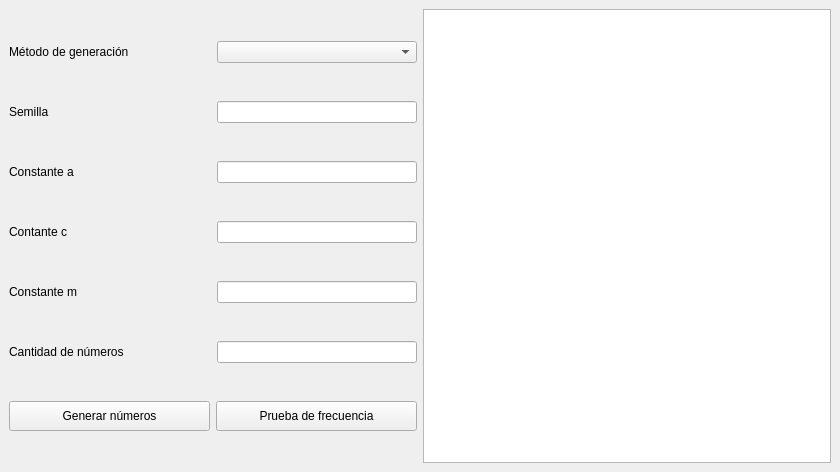
MMariatti/SIM4K4, file generador_numeros/interfaz/ventana_generador_numeros.ui: the form before one commit.
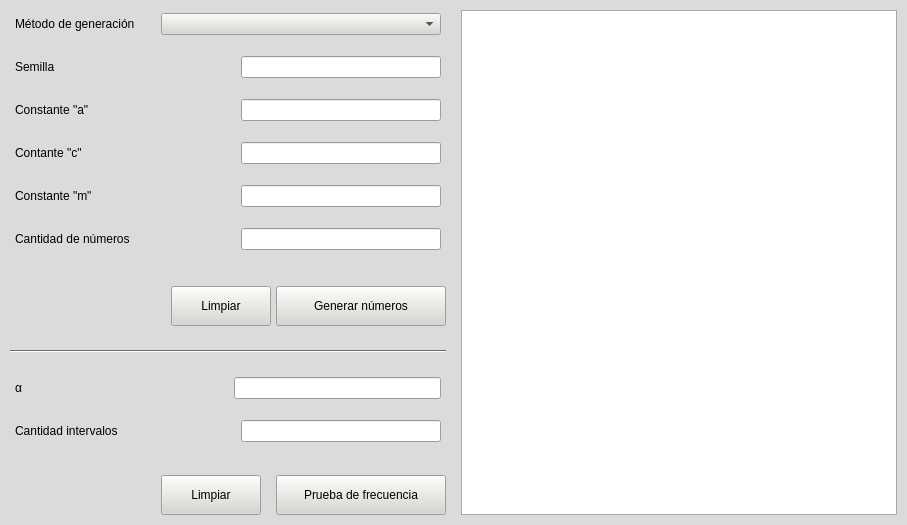
The form after the commit. Icons and pictures are not drawn.

Commit message: Modifico interfaz para agregar elementos del test de chi cuadrado

Diff of the .ui file:
```diff
--- a/generador_numeros/interfaz/ventana_generador_numeros.ui
+++ b/generador_numeros/interfaz/ventana_generador_numeros.ui
@@ -6,23 +6,508 @@
    <rect>
     <x>0</x>
     <y>0</y>
-    <width>840</width>
-    <height>472</height>
+    <width>907</width>
+    <height>479</height>
    </rect>
   </property>
+  <property name="palette">
+   <palette>
+    <active>
+     <colorrole role="WindowText">
+      <brush brushstyle="SolidPattern">
+       <color alpha="255">
+        <red>0</red>
+        <green>0</green>
+        <blue>0</blue>
+       </color>
+      </brush>
+     </colorrole>
+     <colorrole role="Button">
+      <brush brushstyle="SolidPattern">
+       <color alpha="255">
+        <red>211</red>
+        <green>215</green>
+        <blue>207</blue>
+       </color>
+      </brush>
+     </colorrole>
+     <colorrole role="Light">
+      <brush brushstyle="SolidPattern">
+       <color alpha="255">
+        <red>255</red>
+        <green>255</green>
+        <blue>255</blue>
+       </color>
+      </brush>
+     </colorrole>
+     <colorrole role="Midlight">
+      <brush brushstyle="SolidPattern">
+       <color alpha="255">
+        <red>233</red>
+        <green>235</green>
+        <blue>231</blue>
+       </color>
+      </brush>
+     </colorrole>
+     <colorrole role="Dark">
+      <brush brushstyle="SolidPattern">
+       <color alpha="255">
+        <red>105</red>
+        <green>107</green>
+        <blue>103</blue>
+       </color>
+      </brush>
+     </colorrole>
+     <colorrole role="Mid">
+      <brush brushstyle="SolidPattern">
+       <color alpha="255">
+        <red>141</red>
+        <green>143</green>
+        <blue>138</blue>
+       </color>
+      </brush>
+     </colorrole>
+     <colorrole role="Text">
+      <brush brushstyle="SolidPattern">
+       <color alpha="255">
+        <red>0</red>
+        <green>0</green>
+        <blue>0</blue>
+       </color>
+      </brush>
+     </colorrole>
+     <colorrole role="BrightText">
+      <brush brushstyle="SolidPattern">
+       <color alpha="255">
+        <red>255</red>
+        <green>255</green>
+        <blue>255</blue>
+       </color>
+      </brush>
+     </colorrole>
+     <colorrole role="ButtonText">
+      <brush brushstyle="SolidPattern">
+       <color alpha="255">
+        <red>0</red>
+        <green>0</green>
+        <blue>0</blue>
+       </color>
+      </brush>
+     </colorrole>
+     <colorrole role="Base">
+      <brush brushstyle="SolidPattern">
+       <color alpha="255">
+        <red>255</red>
+        <green>255</green>
+        <blue>255</blue>
+       </color>
+      </brush>
+     </colorrole>
+     <colorrole role="Window">
+      <brush brushstyle="SolidPattern">
+       <color alpha="255">
+        <red>219</red>
+        <green>219</green>
+        <blue>219</blue>
+       </color>
+      </brush>
+     </colorrole>
+     <colorrole role="Shadow">
+      <brush brushstyle="SolidPattern">
+       <color alpha="255">
+        <red>0</red>
+        <green>0</green>
+        <blue>0</blue>
+       </color>
+      </brush>
+     </colorrole>
+     <colorrole role="AlternateBase">
+      <brush brushstyle="SolidPattern">
+       <color alpha="255">
+        <red>233</red>
+        <green>235</green>
+        <blue>231</blue>
+       </color>
+      </brush>
+     </colorrole>
+     <colorrole role="ToolTipBase">
+      <brush brushstyle="SolidPattern">
+       <color alpha="255">
+        <red>255</red>
+        <green>255</green>
+        <blue>220</blue>
+       </color>
+      </brush>
+     </colorrole>
+     <colorrole role="ToolTipText">
+      <brush brushstyle="SolidPattern">
+       <color alpha="255">
+        <red>0</red>
+        <green>0</green>
+        <blue>0</blue>
+       </color>
+      </brush>
+     </colorrole>
+     <colorrole role="PlaceholderText">
+      <brush brushstyle="SolidPattern">
+       <color alpha="128">
+        <red>0</red>
+        <green>0</green>
+        <blue>0</blue>
+       </color>
+      </brush>
+     </colorrole>
+    </active>
+    <inactive>
+     <colorrole role="WindowText">
+      <brush brushstyle="SolidPattern">
+       <color alpha="255">
+        <red>0</red>
+        <green>0</green>
+        <blue>0</blue>
+       </color>
+      </brush>
+     </colorrole>
+     <colorrole role="Button">
+      <brush brushstyle="SolidPattern">
+       <color alpha="255">
+        <red>211</red>
+        <green>215</green>
+        <blue>207</blue>
+       </color>
+      </brush>
+     </colorrole>
+     <colorrole role="Light">
+      <brush brushstyle="SolidPattern">
+       <color alpha="255">
+        <red>255</red>
+        <green>255</green>
+        <blue>255</blue>
+       </color>
+      </brush>
+     </colorrole>
+     <colorrole role="Midlight">
+      <brush brushstyle="SolidPattern">
+       <color alpha="255">
+        <red>233</red>
+        <green>235</green>
+        <blue>231</blue>
+       </color>
+      </brush>
+     </colorrole>
+     <colorrole role="Dark">
+      <brush brushstyle="SolidPattern">
+       <color alpha="255">
+        <red>105</red>
+        <green>107</green>
+        <blue>103</blue>
+       </color>
+      </brush>
+     </colorrole>
+     <colorrole role="Mid">
+      <brush brushstyle="SolidPattern">
+       <color alpha="255">
+        <red>141</red>
+        <green>143</green>
+        <blue>138</blue>
+       </color>
+      </brush>
+     </colorrole>
+     <colorrole role="Text">
+      <brush brushstyle="SolidPattern">
+       <color alpha="255">
+        <red>0</red>
+        <green>0</green>
+        <blue>0</blue>
+       </color>
+      </brush>
+     </colorrole>
+     <colorrole role="BrightText">
+      <brush brushstyle="SolidPattern">
+       <color alpha="255">
+        <red>255</red>
+        <green>255</green>
+        <blue>255</blue>
+       </color>
+      </brush>
+     </colorrole>
+     <colorrole role="ButtonText">
+      <brush brushstyle="SolidPattern">
+       <color alpha="255">
+        <red>0</red>
+        <green>0</green>
+        <blue>0</blue>
+       </color>
+      </brush>
+     </colorrole>
+     <colorrole role="Base">
+      <brush brushstyle="SolidPattern">
+       <color alpha="255">
+        <red>255</red>
+        <green>255</green>
+        <blue>255</blue>
+       </color>
+      </brush>
+     </colorrole>
+     <colorrole role="Window">
+      <brush brushstyle="SolidPattern">
+       <color alpha="255">
+        <red>219</red>
+        <green>219</green>
+        <blue>219</blue>
+       </color>
+      </brush>
+     </colorrole>
+     <colorrole role="Shadow">
+      <brush brushstyle="SolidPattern">
+       <color alpha="255">
+        <red>0</red>
+        <green>0</green>
+        <blue>0</blue>
+       </color>
+      </brush>
+     </colorrole>
+     <colorrole role="AlternateBase">
+      <brush brushstyle="SolidPattern">
+       <color alpha="255">
+        <red>233</red>
+        <green>235</green>
+        <blue>231</blue>
+       </color>
+      </brush>
+     </colorrole>
+     <colorrole role="ToolTipBase">
+      <brush brushstyle="SolidPattern">
+       <color alpha="255">
+        <red>255</red>
+        <green>255</green>
+        <blue>220</blue>
+       </color>
+      </brush>
+     </colorrole>
+     <colorrole role="ToolTipText">
+      <brush brushstyle="SolidPattern">
+       <color alpha="255">
+        <red>0</red>
+        <green>0</green>
+        <blue>0</blue>
+       </color>
+      </brush>
+     </colorrole>
+     <colorrole role="PlaceholderText">
+      <brush brushstyle="SolidPattern">
+       <color alpha="128">
+        <red>0</red>
+        <green>0</green>
+        <blue>0</blue>
+       </color>
+      </brush>
+     </colorrole>
+    </inactive>
+    <disabled>
+     <colorrole role="WindowText">
+      <brush brushstyle="SolidPattern">
+       <color alpha="255">
+        <red>105</red>
+        <green>107</green>
+        <blue>103</blue>
+       </color>
+      </brush>
+     </colorrole>
+     <colorrole role="Button">
+      <brush brushstyle="SolidPattern">
+       <color alpha="255">
+        <red>211</red>
+        <green>215</green>
+        <blue>207</blue>
+       </color>
+      </brush>
+     </colorrole>
+     <colorrole role="Light">
+      <brush brushstyle="SolidPattern">
+       <color alpha="255">
+        <red>255</red>
+        <green>255</green>
+        <blue>255</blue>
+       </color>
+      </brush>
+     </colorrole>
+     <colorrole role="Midlight">
+      <brush brushstyle="SolidPattern">
+       <color alpha="255">
+        <red>233</red>
+        <green>235</green>
+        <blue>231</blue>
+       </color>
+      </brush>
+     </colorrole>
+     <colorrole role="Dark">
+      <brush brushstyle="SolidPattern">
+       <color alpha="255">
+        <red>105</red>
+        <green>107</green>
+        <blue>103</blue>
+       </color>
+      </brush>
+     </colorrole>
+     <colorrole role="Mid">
+      <brush brushstyle="SolidPattern">
+       <color alpha="255">
+        <red>141</red>
+        <green>143</green>
+        <blue>138</blue>
+       </color>
+      </brush>
+     </colorrole>
+     <colorrole role="Text">
+      <brush brushstyle="SolidPattern">
+       <color alpha="255">
+        <red>105</red>
+        <green>107</green>
+        <blue>103</blue>
+       </color>
+      </brush>
+     </colorrole>
+     <colorrole role="BrightText">
+      <brush brushstyle="SolidPattern">
+       <color alpha="255">
+        <red>255</red>
+        <green>255</green>
+        <blue>255</blue>
+       </color>
+      </brush>
+     </colorrole>
+     <colorrole role="ButtonText">
+      <brush brushstyle="SolidPattern">
+       <color alpha="255">
+        <red>105</red>
+        <green>107</green>
+        <blue>103</blue>
+       </color>
+      </brush>
+     </colorrole>
+     <colorrole role="Base">
+      <brush brushstyle="SolidPattern">
+       <color alpha="255">
+        <red>219</red>
+        <green>219</green>
+        <blue>219</blue>
+       </color>
+      </brush>
+     </colorrole>
+     <colorrole role="Window">
+      <brush brushstyle="SolidPattern">
+       <color alpha="255">
+        <red>219</red>
+        <green>219</green>
+        <blue>219</blue>
+       </color>
+      </brush>
+     </colorrole>
+     <colorrole role="Shadow">
+      <brush brushstyle="SolidPattern">
+       <color alpha="255">
+        <red>0</red>
+        <green>0</green>
+        <blue>0</blue>
+       </color>
+      </brush>
+     </colorrole>
+     <colorrole role="AlternateBase">
+      <brush brushstyle="SolidPattern">
+       <color alpha="255">
+        <red>211</red>
+        <green>215</green>
+        <blue>207</blue>
+       </color>
+      </brush>
+     </colorrole>
+     <colorrole role="ToolTipBase">
+      <brush brushstyle="SolidPattern">
+       <color alpha="255">
+        <red>255</red>
+        <green>255</green>
+        <blue>220</blue>
+       </color>
+      </brush>
+     </colorrole>
+     <colorrole role="ToolTipText">
+      <brush brushstyle="SolidPattern">
+       <color alpha="255">
+        <red>0</red>
+        <green>0</green>
+        <blue>0</blue>
+       </color>
+      </brush>
+     </colorrole>
+     <colorrole role="PlaceholderText">
+      <brush brushstyle="SolidPattern">
+       <color alpha="128">
+        <red>0</red>
+        <green>0</green>
+        <blue>0</blue>
+       </color>
+      </brush>
+     </colorrole>
+    </disabled>
+   </palette>
+  </property>
   <property name="windowTitle">
    <string>Generación de números aleatorios</string>
   </property>
+  <property name="windowIcon">
+   <iconset resource="interfaz/recursos/sim.qrc">
+    <normaloff>:/sim/sim.png</normaloff>:/sim/sim.png</iconset>
+  </property>
+  <property name="iconSize">
+   <size>
+    <width>15</width>
+    <height>15</height>
+   </size>
+  </property>
   <widget class="QWidget" name="central_widget">
    <layout class="QGridLayout" name="gridLayout">
+    <property name="leftMargin">
+     <number>10</number>
+    </property>
+    <property name="topMargin">
+     <number>10</number>
+    </property>
+    <property name="rightMargin">
+     <number>10</number>
+    </property>
+    <property name="bottomMargin">
+     <number>10</number>
+    </property>
+    <property name="horizontalSpacing">
+     <number>5</number>
+    </property>
     <item row="0" column="0">
      <layout class="QHBoxLayout" name="lyt_horizontal_0_0">
+      <property name="spacing">
+       <number>15</number>
+      </property>
       <item>
        <layout class="QHBoxLayout" name="lyt_horizontal_1_0">
         <item>
          <layout class="QVBoxLayout" name="lyt_vertical_2_0">
           <item>
            <layout class="QHBoxLayout" name="lyt_horizontal_3_0">
+            <property name="spacing">
+             <number>5</number>
+            </property>
+            <property name="leftMargin">
+             <number>5</number>
+            </property>
+            <property name="topMargin">
+             <number>3</number>
+            </property>
+            <property name="rightMargin">
+             <number>5</number>
+            </property>
+            <property name="bottomMargin">
+             <number>3</number>
+            </property>
             <item>
              <widget class="QLabel" name="lbl_metodo_generacion">
               <property name="text">
@@ -35,9 +520,12 @@
               <property name="orientation">
                <enum>Qt::Horizontal</enum>
               </property>
+              <property name="sizeType">
+               <enum>QSizePolicy::Fixed</enum>
+              </property>
               <property name="sizeHint" stdset="0">
                <size>
-                <width>0</width>
+                <width>10</width>
                 <height>0</height>
                </size>
               </property>
@@ -47,7 +535,7 @@
              <widget class="QComboBox" name="cmb_metodo_generacion">
               <property name="minimumSize">
                <size>
-                <width>200</width>
+                <width>280</width>
                 <height>0</height>
                </size>
               </property>
@@ -57,6 +545,21 @@
           </item>
           <item>
            <layout class="QHBoxLayout" name="lyt_horizontal_3_1">
+            <property name="spacing">
+             <number>5</number>
+            </property>
+            <property name="leftMargin">
+             <number>5</number>
+            </property>
+            <property name="topMargin">
+             <number>3</number>
+            </property>
+            <property name="rightMargin">
+             <number>5</number>
+            </property>
+            <property name="bottomMargin">
+             <number>3</number>
+            </property>
             <item>
              <widget class="QLabel" name="lbl_semilla">
               <property name="text">
@@ -91,10 +594,25 @@
           </item>
           <item>
            <layout class="QHBoxLayout" name="lyt_horizontal_3_2">
+            <property name="spacing">
+             <number>5</number>
+            </property>
+            <property name="leftMargin">
+             <number>5</number>
+            </property>
+            <property name="topMargin">
+             <number>3</number>
+            </property>
+            <property name="rightMargin">
+             <number>5</number>
+            </property>
+            <property name="bottomMargin">
+             <number>3</number>
+            </property>
             <item>
              <widget class="QLabel" name="lbl_a">
               <property name="text">
-               <string>Constante a</string>
+               <string>Constante &quot;a&quot;</string>
               </property>
              </widget>
             </item>
@@ -125,10 +643,25 @@
           </item>
           <item>
            <layout class="QHBoxLayout" name="lyt_horizontal_3_3">
+            <property name="spacing">
+             <number>5</number>
+            </property>
+            <property name="leftMargin">
+             <number>5</number>
+            </property>
+            <property name="topMargin">
+             <number>3</number>
+            </property>
+            <property name="rightMargin">
+             <number>5</number>
+            </property>
+            <property name="bottomMargin">
+             <number>3</number>
+            </property>
             <item>
              <widget class="QLabel" name="lbl_c">
               <property name="text">
-               <string>Contante c</string>
+               <string>Contante &quot;c&quot;</string>
               </property>
              </widget>
             </item>
@@ -159,10 +692,25 @@
           </item>
           <item>
            <layout class="QHBoxLayout" name="lyt_horizontal_3_4">
+            <property name="spacing">
+             <number>5</number>
+            </property>
+            <property name="leftMargin">
+             <number>5</number>
+            </property>
+            <property name="topMargin">
+             <number>3</number>
+            </property>
+            <property name="rightMargin">
+             <number>5</number>
+            </property>
+            <property name="bottomMargin">
+             <number>3</number>
+            </property>
             <item>
              <widget class="QLabel" name="lbl_m">
               <property name="text">
-               <string>Constante m</string>
+               <string>Constante &quot;m&quot;</string>
               </property>
              </widget>
             </item>
@@ -193,6 +741,21 @@
           </item>
           <item>
            <layout class="QHBoxLayout" name="lyt_horizontal_3_5">
+            <property name="spacing">
+             <number>5</number>
+            </property>
+            <property name="leftMargin">
+             <number>5</number>
+            </property>
+            <property name="topMargin">
+             <number>3</number>
+            </property>
+            <property name="rightMargin">
+             <number>5</number>
+            </property>
+            <property name="bottomMargin">
+             <number>3</number>
+            </property>
             <item>
              <widget class="QLabel" name="lbl_cantidad_numeros">
               <property name="text">
@@ -225,14 +788,74 @@
             </item>
            </layout>
           </item>
+          <item>
+           <spacer name="spacer_vertical_0">
+            <property name="orientation">
+             <enum>Qt::Vertical</enum>
+            </property>
+            <property name="sizeType">
+             <enum>QSizePolicy::Fixed</enum>
+            </property>
+            <property name="sizeHint" stdset="0">
+             <size>
+              <width>0</width>
+              <height>15</height>
+             </size>
+            </property>
+           </spacer>
+          </item>
           <item>
            <layout class="QHBoxLayout" name="lyt_horizontal_3_6">
+            <property name="spacing">
+             <number>5</number>
+            </property>
+            <property name="leftMargin">
+             <number>0</number>
+            </property>
+            <property name="topMargin">
+             <number>3</number>
+            </property>
+            <property name="rightMargin">
+             <number>0</number>
+            </property>
+            <property name="bottomMargin">
+             <number>3</number>
+            </property>
+            <item>
+             <spacer name="spacer_horizontal_6">
+              <property name="orientation">
+               <enum>Qt::Horizontal</enum>
+              </property>
+              <property name="sizeType">
+               <enum>QSizePolicy::Expanding</enum>
+              </property>
+              <property name="sizeHint" stdset="0">
+               <size>
+                <width>0</width>
+                <height>0</height>
+               </size>
+              </property>
+             </spacer>
+            </item>
+            <item>
+             <widget class="QPushButton" name="btn_limpiar_generar_numeros">
+              <property name="minimumSize">
+               <size>
+                <width>100</width>
+                <height>40</height>
+               </size>
+              </property>
+              <property name="text">
+               <string>Limpiar</string>
+              </property>
+             </widget>
+            </item>
             <item>
              <widget class="QPushButton" name="btn_generar_numeros">
               <property name="minimumSize">
                <size>
-                <width>200</width>
-                <height>30</height>
+                <width>170</width>
+                <height>40</height>
                </size>
               </property>
               <property name="text">
@@ -240,12 +863,169 @@
               </property>
              </widget>
             </item>
+           </layout>
+          </item>
+          <item>
+           <widget class="Line" name="separator_0">
+            <property name="minimumSize">
+             <size>
+              <width>0</width>
+              <height>15</height>
+             </size>
+            </property>
+            <property name="orientation">
+             <enum>Qt::Horizontal</enum>
+            </property>
+           </widget>
+          </item>
+          <item>
+           <layout class="QHBoxLayout" name="lyt_horizontal_3_8">
+            <property name="spacing">
+             <number>5</number>
+            </property>
+            <property name="leftMargin">
+             <number>5</number>
+            </property>
+            <property name="topMargin">
+             <number>3</number>
+            </property>
+            <property name="rightMargin">
+             <number>5</number>
+            </property>
+            <property name="bottomMargin">
+             <number>3</number>
+            </property>
+            <item>
+             <widget class="QLabel" name="lbl_alfa">
+              <property name="text">
+               <string>α</string>
+              </property>
+             </widget>
+            </item>
+            <item>
+             <spacer name="spacer_horizontal_8">
+              <property name="orientation">
+               <enum>Qt::Horizontal</enum>
+              </property>
+              <property name="sizeHint" stdset="0">
+               <size>
+                <width>0</width>
+                <height>0</height>
+               </size>
+              </property>
+             </spacer>
+            </item>
+            <item>
+             <widget class="QLineEdit" name="txt_alfa">
+              <property name="minimumSize">
+               <size>
+                <width>200</width>
+                <height>0</height>
+               </size>
+              </property>
+             </widget>
+            </item>
+           </layout>
+          </item>
+          <item>
+           <layout class="QHBoxLayout" name="lyt_horizontal_3_9">
+            <property name="spacing">
+             <number>5</number>
+            </property>
+            <property name="leftMargin">
+             <number>5</number>
+            </property>
+            <property name="topMargin">
+             <number>3</number>
+            </property>
+            <property name="rightMargin">
+             <number>5</number>
+            </property>
+            <property name="bottomMargin">
+             <number>3</number>
+            </property>
+            <item>
+             <widget class="QLabel" name="lbl_cantidad_intervalos">
+              <property name="text">
+               <string>Cantidad intervalos</string>
+              </property>
+             </widget>
+            </item>
+            <item>
+             <spacer name="spacer_horizontal_9">
+              <property name="orientation">
+               <enum>Qt::Horizontal</enum>
+              </property>
+              <property name="sizeHint" stdset="0">
+               <size>
+                <width>0</width>
+                <height>0</height>
+               </size>
+              </property>
+             </spacer>
+            </item>
+            <item>
+             <widget class="QLineEdit" name="txt_cantidad_intervalos">
+              <property name="minimumSize">
+               <size>
+                <width>200</width>
+                <height>0</height>
+               </size>
+              </property>
+             </widget>
+            </item>
+           </layout>
+          </item>
+          <item>
+           <spacer name="spacer_vertical_1">
+            <property name="orientation">
+             <enum>Qt::Vertical</enum>
+            </property>
+            <property name="sizeType">
+             <enum>QSizePolicy::Fixed</enum>
+            </property>
+            <property name="sizeHint" stdset="0">
+             <size>
+              <width>0</width>
+              <height>15</height>
+             </size>
+            </property>
+           </spacer>
+          </item>
+          <item>
+           <layout class="QHBoxLayout" name="lyt_horizontal_3_10">
+            <item>
+             <spacer name="spacer_horizontal_10">
+              <property name="orientation">
+               <enum>Qt::Horizontal</enum>
+              </property>
+              <property name="sizeHint" stdset="0">
+               <size>
+                <width>40</width>
+                <height>20</height>
+               </size>
+              </property>
+             </spacer>
+            </item>
+            <item>
+             <widget class="QPushButton" name="btn_limpiar_prueba_frecuencia">
+              <property name="minimumSize">
+               <size>
+                <width>100</width>
+                <height>40</height>
+               </size>
+              </property>
+              <property name="text">
+               <string>Limpiar</string>
+              </property>
+             </widget>
+            </item>
             <item>
              <widget class="QPushButton" name="btn_prueba_frecuencia">
               <property name="minimumSize">
                <size>
-                <width>200</width>
-                <height>30</height>
+                <width>170</width>
+                <height>40</height>
                </size>
               </property>
               <property name="text">
@@ -269,6 +1049,18 @@
             <height>450</height>
            </size>
           </property>
+          <property name="editTriggers">
+           <set>QAbstractItemView::NoEditTriggers</set>
+          </property>
+          <attribute name="horizontalHeaderDefaultSectionSize">
+           <number>100</number>
+          </attribute>
+          <attribute name="horizontalHeaderStretchLastSection">
+           <bool>true</bool>
+          </attribute>
+          <attribute name="verticalHeaderVisible">
+           <bool>false</bool>
+          </attribute>
          </widget>
         </item>
        </layout>
```
Left out of the diff: 4 changed lines with no effect on the pictures. The commit also changes 2 other files.
